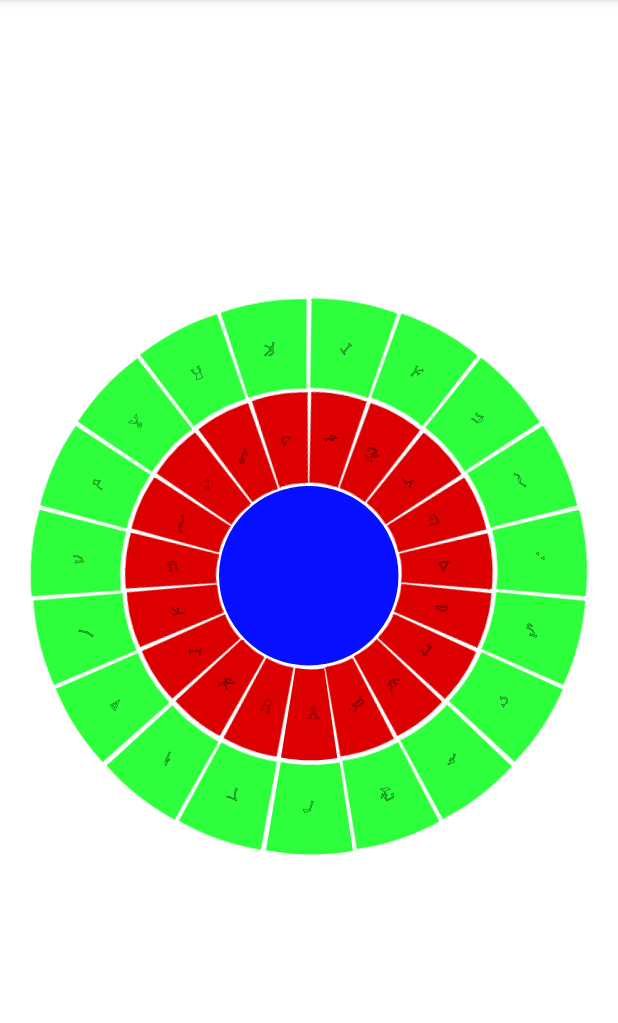
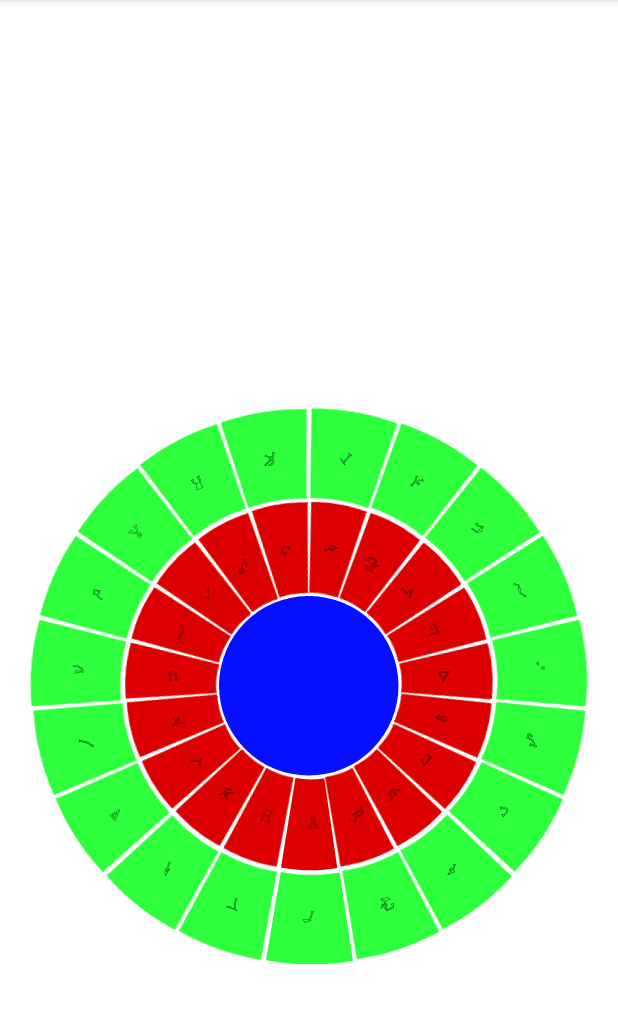
Before and after one commit to Vaek/stargate-dhd, an Android app: the screen it shows after launch (MainActivity), on a phone screen of 412 x 824 dp, the part 84-1107 px from its top. Run offline under Robolectric (Android 15) with nearby library versions, the phone set to English and light mode, and no system bars; our stand-ins replace data binding; 1 statement that could not run was skipped.

Commit message:
WIP dialing

```diff
--- /dev/null
+++ b/app/src/main/java/cz/strnad/stargate_dhd/DHDControllerView.kt
@@ -0,0 +1,70 @@
+package cz.strnad.stargate_dhd
+
+import android.content.Context
+import android.util.AttributeSet
+import android.view.LayoutInflater
+import android.view.ViewGroup
+import android.widget.Button
+import android.widget.Toast
+import androidx.constraintlayout.widget.ConstraintLayout
+import androidx.core.content.res.use
+import androidx.core.view.children
+import cz.strnad.stargate_dhd.databinding.ControllerLayoutBinding
+
+class DHDControllerView @JvmOverloads constructor(
+    context: Context, attrs: AttributeSet? = null, defStyleAttr: Int = 0
+) : ConstraintLayout(context, attrs, defStyleAttr) {
+
+    private var _binding: ControllerLayoutBinding =
+        ControllerLayoutBinding.inflate(LayoutInflater.from(context), this, true)
+
+    var isAddressValid: (String) -> Boolean = {
+        it.length >= 6
+    }
+
+    private var address
+        get() = _binding.address.text.toString()
+        set(value) {
+            _binding.address.text = value
+        }
+
+    init {
+        _binding.address.setOnLongClickListener {
+            address = ""
+            true
+        }
+        context.obtainStyledAttributes(attrs, R.styleable.DHDControllerView).use {
+            inflate(
+                context,
+                it.getResourceId(R.styleable.DHDControllerView_dhdLayout, 0),
+                _binding.layout
+            )
+        }
+
+        val children = _binding.layout.children.toMutableList()
+        while (children.isNotEmpty()) {
+            val child = children.removeAt(0)
+            if (child is Button) {
+                setupDHDButton(child)
+            } else if (child is ViewGroup) {
+                children.addAll(child.children)
+            }
+        }
+    }
+
+    private fun setupDHDButton(button: Button) {
+        button.setOnClickListener {
+            if (button.text.isNullOrBlank()) {
+                if (isAddressValid(address)) {
+                    Toast.makeText(context, "Fire", Toast.LENGTH_SHORT).show()
+                } else {
+                    Toast.makeText(context, "Fail", Toast.LENGTH_SHORT).show()
+                    address = ""
+                }
+            } else {
+                _binding.address.append(button.text)
+            }
+        }
+    }
+
+}
--- a/app/src/main/java/cz/strnad/stargate_dhd/GateDHDView.kt
+++ b/app/src/main/java/cz/strnad/stargate_dhd/GateDHDView.kt
@@ -111,7 +111,7 @@ class GateDHDView @JvmOverloads constructor(
         id = ViewCompat.generateViewId()
         textSize = this@GateDHDView.textSize
         if (!isInEditMode) {
-            typeface = ResourcesCompat.getFont(context, R.font.stargate_sg1_adress_glyphs)
+            typeface = ResourcesCompat.getFont(context, R.font.stargate)
         }
         setBackgroundResource(backgroundResId)
         addView(this)
--- a/app/src/main/java/cz/strnad/stargate_dhd/MainActivity.kt
+++ b/app/src/main/java/cz/strnad/stargate_dhd/MainActivity.kt
@@ -16,7 +16,7 @@ class MainActivity : AppCompatActivity() {
     override fun onCreate(savedInstanceState: Bundle?) {
         super.onCreate(savedInstanceState)
         _binding = DataBindingUtil.setContentView(this, R.layout.activity_main)
-        scaleGesture = ScaleGesture(_binding.dhd)
+        //scaleGesture = ScaleGesture(_binding.dhd)
     }
 
     override fun onCreateOptionsMenu(menu: Menu): Boolean {
--- a/app/src/main/res/layout/activity_main.xml
+++ b/app/src/main/res/layout/activity_main.xml
@@ -4,9 +4,8 @@
     xmlns:tools="http://schemas.android.com/tools"
     tools:context=".MainActivity">
 
-    <cz.strnad.stargate_dhd.GateDHDView
-        android:id="@+id/dhd"
+    <cz.strnad.stargate_dhd.DHDControllerView
         android:layout_width="match_parent"
         android:layout_height="match_parent"
-        style="@style/GateDHD"/>
+        app:dhdLayout="@layout/gate_dhd_layout" />
 </layout>
--- /dev/null
+++ b/app/src/main/res/layout/controller_layout.xml
@@ -0,0 +1,35 @@
+<?xml version="1.0" encoding="utf-8"?>
+<layout xmlns:android="http://schemas.android.com/apk/res/android"
+    xmlns:app="http://schemas.android.com/apk/res-auto"
+    xmlns:tools="http://schemas.android.com/tools">
+
+    <merge
+        android:layout_width="match_parent"
+        android:layout_height="match_parent"
+        tools:parentTag="cz.strnad.stargate_dhd.DHDControllerView">
+
+        <androidx.appcompat.widget.AppCompatTextView
+            android:id="@+id/address"
+            android:layout_width="wrap_content"
+            android:layout_height="wrap_content"
+            android:fontFamily="@font/stargate"
+            android:textColor="@color/black"
+            android:textSize="30sp"
+            app:layout_constraintBottom_toTopOf="@+id/layout"
+            app:layout_constraintEnd_toEndOf="parent"
+            app:layout_constraintStart_toStartOf="parent"
+            app:layout_constraintTop_toTopOf="parent"
+            tools:text="ASDFG" />
+
+        <FrameLayout
+            android:id="@+id/layout"
+            android:layout_width="match_parent"
+            android:layout_height="wrap_content"
+            android:padding="8dp"
+            app:layout_constrainedHeight="true"
+            app:layout_constraintBottom_toBottomOf="parent"
+            app:layout_constraintEnd_toEndOf="parent"
+            app:layout_constraintStart_toStartOf="parent"
+            app:layout_constraintTop_toBottomOf="@+id/address" />
+    </merge>
+</layout>
--- /dev/null
+++ b/app/src/main/res/layout/gate_dhd_layout.xml
@@ -0,0 +1,9 @@
+<?xml version="1.0" encoding="utf-8"?>
+<layout xmlns:android="http://schemas.android.com/apk/res/android">
+
+    <cz.strnad.stargate_dhd.GateDHDView
+        android:id="@+id/dhd"
+        style="@style/GateDHD"
+        android:layout_width="match_parent"
+        android:layout_height="match_parent" />
+</layout>
--- a/app/src/main/res/values/attrs.xml
+++ b/app/src/main/res/values/attrs.xml
@@ -1,13 +1,18 @@
 <?xml version="1.0" encoding="utf-8"?>
 <resources>
+
     <declare-styleable name="GateDHDView">
-        <attr name="centerSize" format="dimension"/>
-        <attr name="innerCircleRadius" format="dimension"/>
-        <attr name="innerCircleWidth" format="dimension"/>
-        <attr name="innerCircleHeight" format="dimension"/>
-        <attr name="outerCircleRadius" format="dimension"/>
-        <attr name="outerCircleWidth" format="dimension"/>
-        <attr name="outerCircleHeight" format="dimension"/>
-        <attr name="textSize" format="dimension"/>
+        <attr name="centerSize" format="dimension" />
+        <attr name="innerCircleRadius" format="dimension" />
+        <attr name="innerCircleWidth" format="dimension" />
+        <attr name="innerCircleHeight" format="dimension" />
+        <attr name="outerCircleRadius" format="dimension" />
+        <attr name="outerCircleWidth" format="dimension" />
+        <attr name="outerCircleHeight" format="dimension" />
+        <attr name="textSize" format="dimension" />
+    </declare-styleable>
+
+    <declare-styleable name="DHDControllerView">
+        <attr name="dhdLayout" format="reference" />
     </declare-styleable>
 </resources>
```
